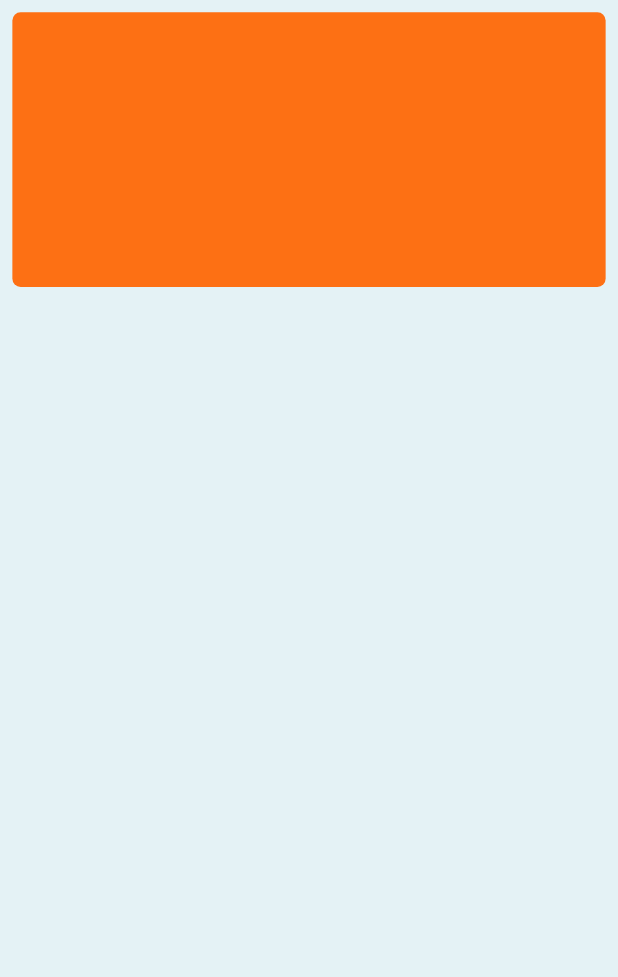
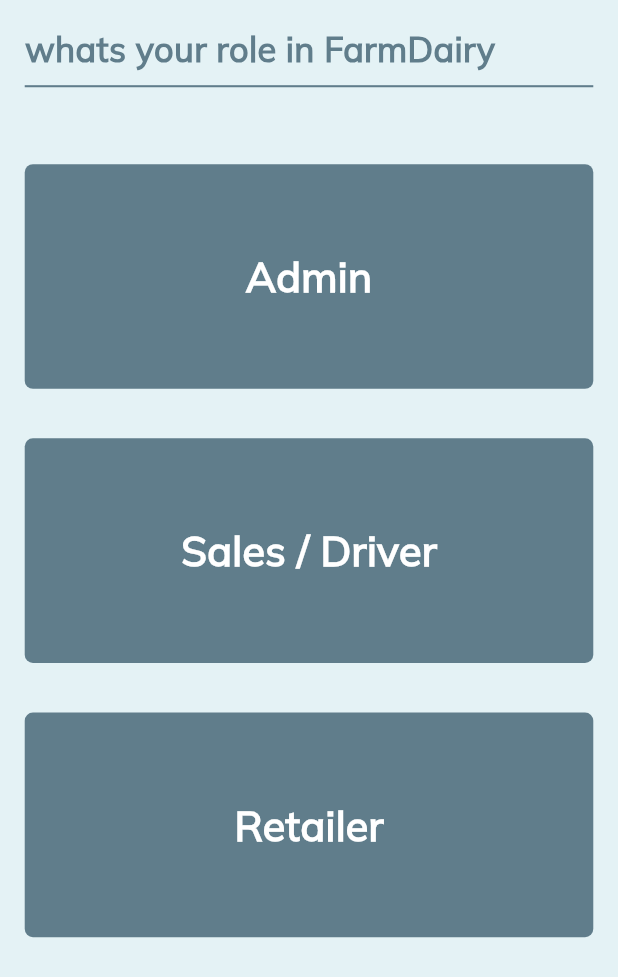
Before and after one commit to hijasahamed/FarmDairy, a Flutter app: the screen it shows after launch, on a phone screen of 412 x 824 dp. Shown: the top 977 px of the screen. Run offline on Flutter 3.47's test engine with Material 3 defaults, Android fonts, the phone set to English and light mode, and no system bars; our stand-ins replace connectivity, flutter_svg.

Commit message:
users role screen building

```diff
--- a/lib/controllers/functions.dart
+++ b/lib/controllers/splash_screen_functions.dart
@@ -1,9 +1,9 @@
 import 'package:connectivity/connectivity.dart';
-import 'package:farm_dairy/views/widgets/common_widgets/snack_bar_message_widget.dart';
+import 'package:farm_dairy/models/common_widgets/snack_bar_message_widget.dart';
 import 'package:farm_dairy/views/screens/users_role_screen/users_role_screen.dart';
 import 'package:flutter/material.dart';
 
-Future<void> checkLogging({required context,required Size screenSize,required bool isDarkMode }) async {
+Future<void> checkLogging({required context,required Size screenSize,}) async {
   var connectivityResult = await Connectivity().checkConnectivity();
   if (connectivityResult == ConnectivityResult.none) {
     snackbarMessageWidget(
@@ -15,8 +15,12 @@ Future<void> checkLogging({required context,required Size screenSize,required bo
         behavior: SnackBarBehavior.floating);
   } else {
     await Future.delayed(const Duration(milliseconds: 1500));
-    Navigator.of(context).pushReplacement(MaterialPageRoute(builder: (ctx) {
-      return UsersRoleScreen(screenSize: screenSize,isDarkMode: isDarkMode,);
-    }));
+    await goToUserRoleScreen(context: context, screenSize: screenSize);
   }
 }
+
+Future<void> goToUserRoleScreen({required context,required Size screenSize,}) async {
+  Navigator.of(context).pushReplacement(MaterialPageRoute(builder: (ctx) {
+    return UsersRoleScreen(screenSize: screenSize,);
+  }));
+}
--- /dev/null
+++ b/lib/controllers/users_role_screen_functions.dart
@@ -0,0 +1,14 @@
+final List<Map<String, String>> usersRoles = [
+      {
+        'role': 'Admin',
+        'image': 'assets/images/Logo_light_theme.svg',
+      },
+      {
+        'role': 'Sales / Driver',
+        'image': 'assets/images/Logo_light_theme.svg',
+      },
+      {
+        'role': 'Retailer',
+        'image': 'assets/images/Logo_light_theme.svg',
+      }
+    ];
--- a/lib/views/screens/splash_screen/splash_screen.dart
+++ b/lib/views/screens/splash_screen/splash_screen.dart
@@ -1,5 +1,5 @@
-import 'package:farm_dairy/controllers/functions.dart';
-import 'package:farm_dairy/views/widgets/splash_screen_widgets/splash_screen_body.dart';
+import 'package:farm_dairy/controllers/splash_screen_functions.dart';
+import 'package:farm_dairy/views/screens/splash_screen/splash_screen_body/splash_screen_body.dart';
 import 'package:flutter/material.dart';
 
 class SplashScreen extends StatefulWidget {
@@ -12,7 +12,7 @@ class SplashScreen extends StatefulWidget {
 class _SplashScreenState extends State<SplashScreen> {
   @override
   void initState() {
-    checkLogging(context: context,screenSize: widget.screenSize,isDarkMode: widget.isDarkMode);
+    checkLogging(context: context,screenSize: widget.screenSize,);
     super.initState();
   }
   @override
--- a/lib/views/screens/users_role_screen/users_role_screen.dart
+++ b/lib/views/screens/users_role_screen/users_role_screen.dart
@@ -1,24 +1,54 @@
+import 'package:farm_dairy/controllers/users_role_screen_functions.dart';
+import 'package:farm_dairy/models/common_widgets/text_widget.dart';
 import 'package:flutter/material.dart';
 
 class UsersRoleScreen extends StatelessWidget {
-  const UsersRoleScreen({super.key, required this.screenSize,required this.isDarkMode});
+  const UsersRoleScreen({
+    super.key,
+    required this.screenSize,
+  });
   final Size screenSize;
-  final bool isDarkMode;
   @override
   Widget build(BuildContext context) {
+    final isDarkMode =
+        MediaQuery.of(context).platformBrightness == Brightness.dark;
     return Scaffold(
-      backgroundColor: isDarkMode?Colors.black:const Color.fromARGB(255, 228, 242, 245),
+      backgroundColor:
+          isDarkMode ? Colors.black : const Color.fromARGB(255, 228, 242, 245),
       body: SafeArea(
           child: Padding(
-        padding: EdgeInsets.all(screenSize.width / 50),
+        padding: EdgeInsets.all(screenSize.width / 25),
         child: Column(
+          crossAxisAlignment: CrossAxisAlignment.start,
           children: [
-            Container(
-              height: screenSize.height / 4.5,
-              width: screenSize.width,
-              decoration: BoxDecoration(
-                  borderRadius: BorderRadius.circular(screenSize.width / 75),
-                  color: const Color(0xFFFD7014)),
+            TextWidget(
+                text: 'whats your role in FarmDairy',
+                color: isDarkMode ? Colors.white : Colors.blueGrey,
+                size: screenSize.width / 18,
+                fontFamily: 'FarmDairyFontNormal',
+                weight: FontWeight.bold),
+                Divider(color: Colors.blueGrey,thickness: screenSize.width/300,),
+            SizedBox(height: screenSize.height/30,),
+            Column(
+              children: usersRoles.map((containerInfo) {
+                return Container(
+                  margin:
+                      EdgeInsets.symmetric(vertical: screenSize.height / 50),
+                  height: screenSize.height / 5.5,
+                  width: screenSize.width,
+                  decoration: BoxDecoration(
+                    borderRadius:
+                        BorderRadius.circular(screenSize.width / 75),
+                    color: Colors.blueGrey,
+                  ),
+                  child: Column(
+                    mainAxisAlignment: MainAxisAlignment.center,
+                    children: [
+                      TextWidget(text: containerInfo['role']!, color: Colors.white, size: screenSize.width/15, fontFamily: 'FarmDairyFontNormal', weight: FontWeight.bold)
+                    ],
+                  ),
+                );
+              }).toList(),
             ),
           ],
         ),
```
Also changed, not shown: lib/models/common_widgets/snack_bar_message_widget.dart (renamed from lib/views/widgets/common_widgets/snack_bar_message_widget.dart), lib/models/common_widgets/text_widget.dart (renamed from lib/views/widgets/common_widgets/text_widget.dart), lib/views/screens/splash_screen/splash_screen_body/splash_screen_body.dart (renamed from lib/views/widgets/splash_screen_widgets/splash_screen_body.dart), lib/views/widgets/users_role_screen_widgets/users_role_screen_widgets.dart (deleted).
